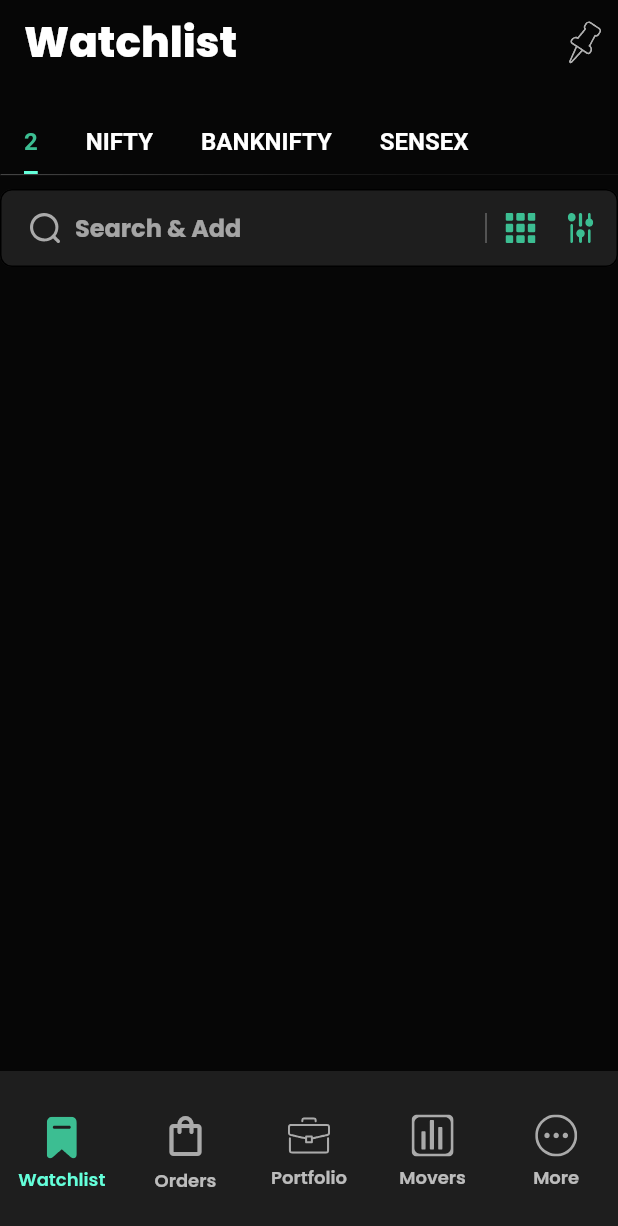
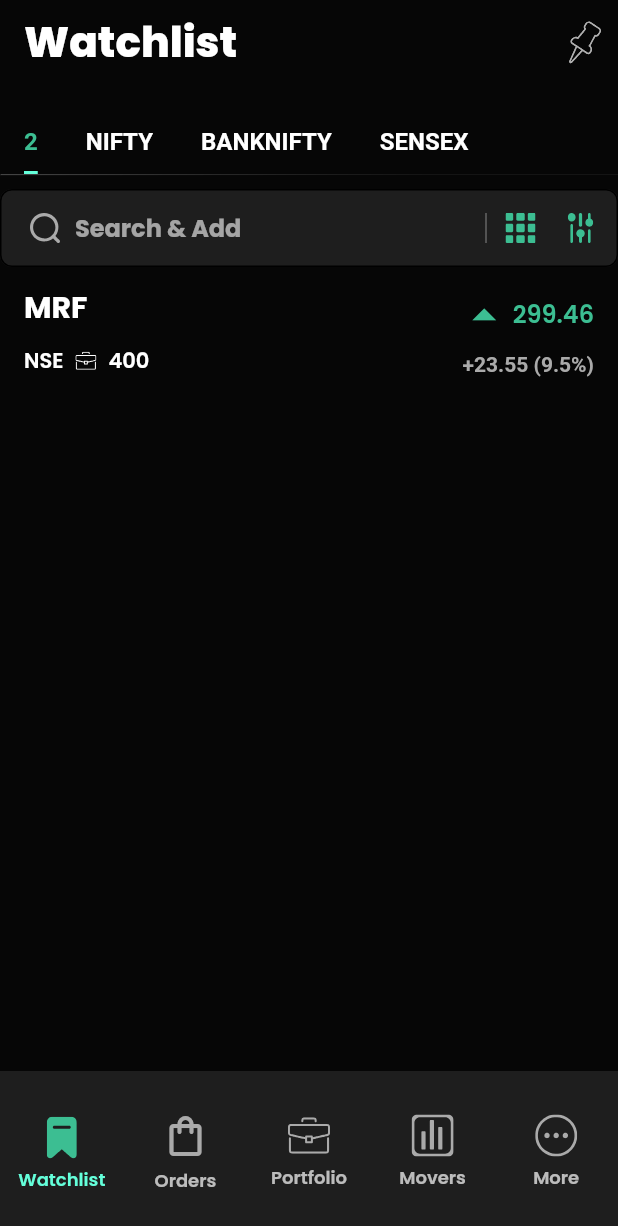
Before and after one commit to MuneerAhamed01/iouring_trading_app, a Flutter app: the screen it shows after launch, on a phone screen of 412 x 824 dp. Shown: the top 1226 px of the screen. Run offline on Flutter 3.47's test engine with Material 3 defaults, Android fonts, the phone set to English and light mode, and no system bars; our stand-ins replace flutter_bloc, flutter_svg, go_router, google_fonts.

Commit message:
feat: implemented the stock tile

```diff
--- a/lib/features/watchlists/presentation/pages/watchlist_page.dart
+++ b/lib/features/watchlists/presentation/pages/watchlist_page.dart
@@ -3,6 +3,7 @@ import 'package:flutter_svg/svg.dart';
 import 'package:iouring_trading_app/config/theme/colors.dart';
 import 'package:iouring_trading_app/core/utils/images.dart';
 import 'package:iouring_trading_app/features/watchlists/presentation/widgets/searchfield.dart';
+import 'package:iouring_trading_app/features/watchlists/presentation/widgets/stock_tile.dart';
 
 class WatchListPage extends StatelessWidget {
   const WatchListPage({super.key});
@@ -18,6 +19,13 @@ class WatchListPage extends StatelessWidget {
             children: [
               SizedBox(height: 10),
               MySearchfield(),
+              StockTile(
+                stockName: "MRF",
+                stockExchange: "NSE",
+                currentPrice: 299.46,
+                lastPrice: 100.20,
+                holedStocks: 40,
+              ),
             ],
           ),
         ),
--- /dev/null
+++ b/lib/features/watchlists/presentation/widgets/stock_tile.dart
@@ -0,0 +1,144 @@
+import 'package:flutter/material.dart';
+import 'package:flutter_svg/svg.dart';
+import 'package:iouring_trading_app/config/theme/colors.dart';
+import 'package:iouring_trading_app/core/utils/images.dart';
+
+class StockTile extends StatelessWidget {
+  const StockTile({
+    super.key,
+    required this.stockName,
+    required this.stockExchange,
+    this.holedStocks,
+    required this.currentPrice,
+    required this.lastPrice,
+  });
+
+  final String stockName;
+
+  final String stockExchange;
+
+  final int? holedStocks;
+
+  final double currentPrice;
+
+  final double lastPrice;
+
+  double get _percentage => 9.5;
+
+  double get _increasedBy => 23.55;
+
+  @override
+  Widget build(BuildContext context) {
+    return Container(
+      padding: const EdgeInsets.symmetric(horizontal: 16, vertical: 12),
+      child: Row(
+        crossAxisAlignment: CrossAxisAlignment.start,
+        children: [
+          Expanded(
+            child: Column(
+              crossAxisAlignment: CrossAxisAlignment.start,
+              children: [
+                Text(
+                  stockName,
+                  style: TextStyle(
+                    fontSize: 20,
+                    fontWeight: FontWeight.bold,
+                    color: Colors.white,
+                  ),
+                ),
+                const SizedBox(height: 10),
+                _buildSubtitle(),
+              ],
+            ),
+          ),
+
+          // Right section (Price and Percentage)
+          Column(
+            crossAxisAlignment: CrossAxisAlignment.end,
+            children: [
+              // Price section
+              Row(
+                mainAxisSize: MainAxisSize.min,
+                children: [
+                  Transform.translate(
+                    offset: const Offset(0, 1.2),
+                    child: Icon(
+                      Icons.arrow_drop_up,
+                      size: 38,
+                      color: MyColors.primary,
+                    ),
+                  ),
+                  Text(
+                    currentPrice.toStringAsFixed(2),
+                    style: TextStyle(
+                      fontSize: 16,
+                      color: MyColors.primary,
+                      fontWeight: FontWeight.w600,
+                    ),
+                  ),
+                ],
+              ),
+              const SizedBox(height: 7),
+              RichText(
+                text: TextSpan(
+                  style: const TextStyle(
+                    fontWeight: FontWeight.w600,
+                    fontSize: 14,
+                  ),
+                  children: [
+                    TextSpan(
+                      text: "+$_increasedBy",
+                      style: TextStyle(
+                        color: MyColors.iconGrey,
+                      ),
+                    ),
+                    TextSpan(
+                      text: " ($_percentage%)",
+                      style: TextStyle(
+                        color: MyColors.iconGrey,
+                      ),
+                    ),
+                  ],
+                ),
+              ),
+            ],
+          ),
+        ],
+      ),
+    );
+  }
+
+  Row _buildSubtitle() {
+    return Row(
+      children: [
+        Text(
+          stockExchange,
+          style: TextStyle(
+            fontWeight: FontWeight.w600,
+            color: Colors.white,
+          ),
+        ),
+        const SizedBox(width: 8),
+        if (holedStocks != null) ...[
+          SvgPicture.asset(
+            kSvgsInactivePortfolio,
+            width: 14,
+            height: 14,
+            colorFilter: const ColorFilter.mode(
+              Colors.white,
+              BlendMode.srcIn,
+            ),
+          ),
+          const SizedBox(width: 8),
+          const Text(
+            '400',
+            style: TextStyle(
+              fontWeight: FontWeight.w600,
+              color: Colors.white,
+            ),
+          ),
+        ]
+      ],
+    );
+  }
+}
--- a/lib/main.dart
+++ b/lib/main.dart
@@ -16,6 +16,13 @@ class MainApp extends StatelessWidget {
       theme: ThemeData.dark(useMaterial3: false).copyWith(
         textTheme: GoogleFonts.poppinsTextTheme(),
         scaffoldBackgroundColor: MyColors.scaffoldBackground,
+        listTileTheme: ListTileThemeData(
+          titleTextStyle: TextStyle(
+            color: Colors.white,
+            fontWeight: FontWeight.w600,
+            fontSize: 20,
+          ),
+        ),
       ),
       routerConfig: routes,
     );
```
